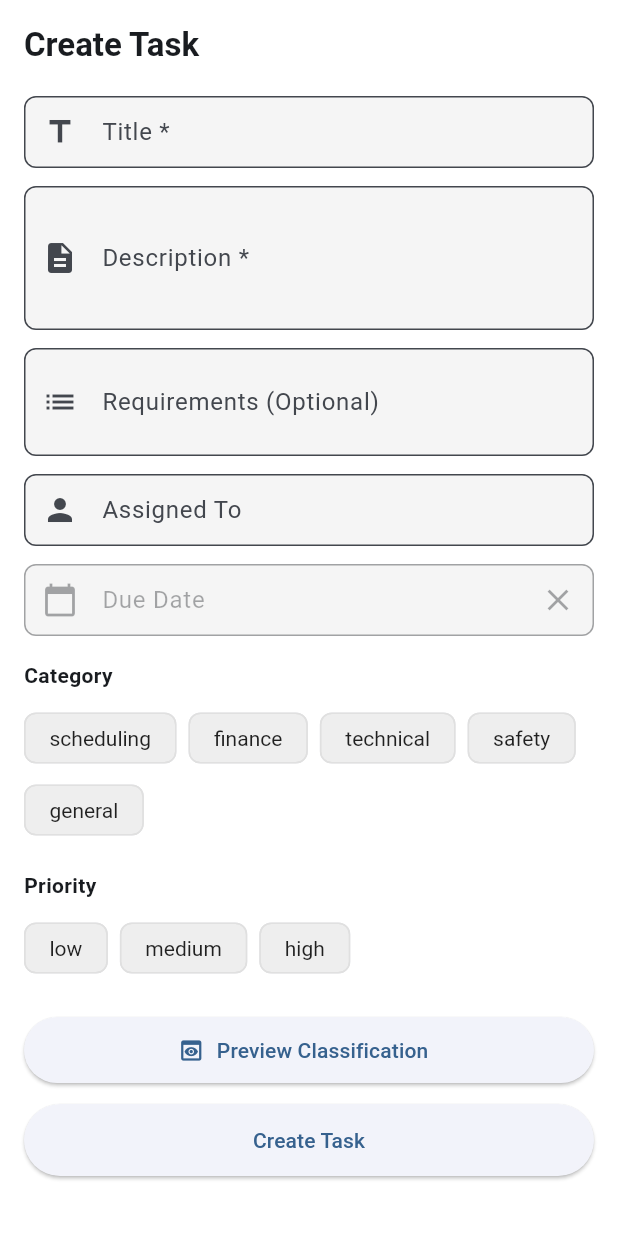
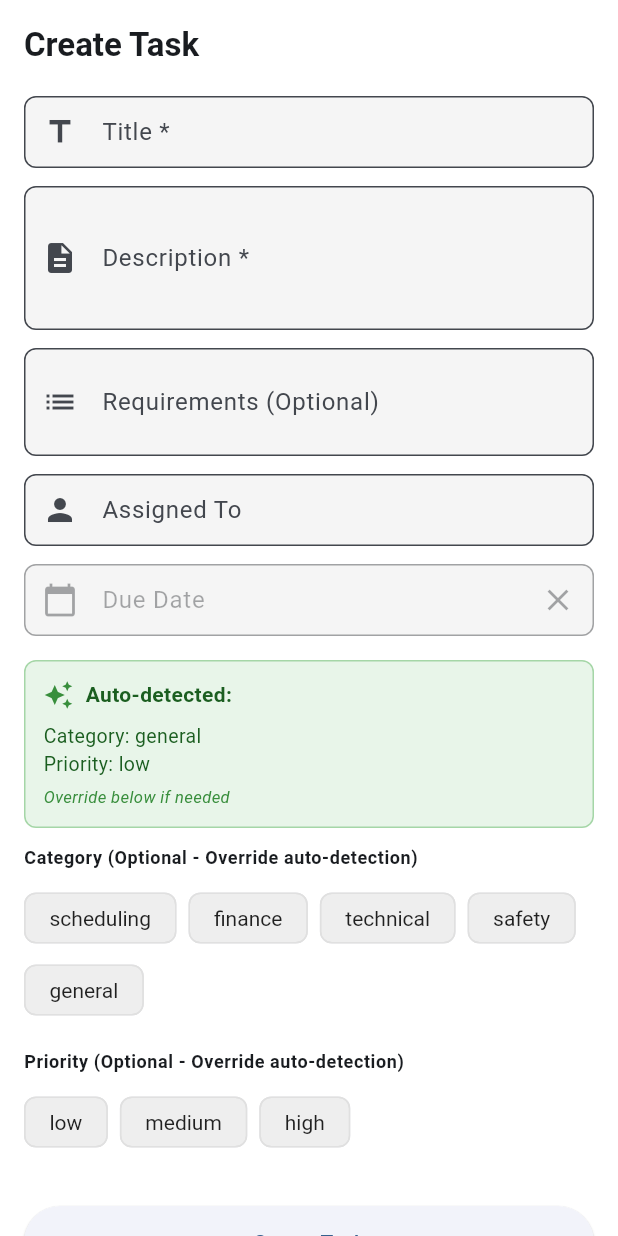
Before and after one commit to pranaytiwariii/task-management-application, a Flutter app: the TaskFormBottomSheet widget shown alone on an empty page, opened directly, on a phone screen of 412 x 824 dp. Run offline on Flutter 3.47's test engine with Material 3 defaults, Android fonts, the phone set to English and light mode, and no system bars; our stand-ins replace connectivity_plus, dio, flutter_riverpod, logger, shimmer; network calls fail.

Commit message:
feat: enhance task classification with auto-detection and update UI components

```diff
--- a/frontend/lib/models/task.dart
+++ b/frontend/lib/models/task.dart
@@ -7,8 +7,8 @@ class Task {
   final String? id;
   final String title;
   final String? description;
-  final String category;
-  final String priority;
+  final String? category;
+  final String? priority;
   final String? assigned_to;
   final String status;
   final String? due_date;
@@ -24,8 +24,8 @@ class Task {
     this.id,
     required this.title,
     this.description,
-    this.category = 'general',
-    this.priority = 'medium',
+    this.category,
+    this.priority,
     this.assigned_to,
     this.status = 'pending',
     this.due_date,
--- a/frontend/lib/providers/api_provider.dart
+++ b/frontend/lib/providers/api_provider.dart
@@ -5,9 +5,9 @@ import '../services/api_service.dart';
 final apiServiceProvider = Provider<ApiService>((ref) {
   const baseUrl = String.fromEnvironment(
     'API_BASE_URL',
-    defaultValue: 'http://10.0.2.2:5000',
+    defaultValue: 'https://task-management-backend-p3oj.onrender.com',
   );
-  const env = String.fromEnvironment('ENV', defaultValue: 'dev');
+  const env = String.fromEnvironment('ENV', defaultValue: 'production');
 
   return ApiService(baseUrl: baseUrl, env: env);
 });
--- a/frontend/lib/repositories/task_repository.dart
+++ b/frontend/lib/repositories/task_repository.dart
@@ -67,9 +67,23 @@ class TaskRepository {
   /// Create a new task
   Future<Task> createTask(Task task) async {
     try {
+      // Prepare task data - remove null category and priority
+      // This allows the backend to auto-detect them
+      final taskData = task.toJson();
+
+      // Remove category if null to let backend auto-detect
+      if (taskData['category'] == null) {
+        taskData.remove('category');
+      }
+
+      // Remove priority if null to let backend auto-detect
+      if (taskData['priority'] == null) {
+        taskData.remove('priority');
+      }
+
       final response = await apiService.dio.post(
         AppConstants.tasksEndpoint,
-        data: task.toJson(),
+        data: taskData,
       );
 
       if (response.statusCode == 201) {
@@ -127,7 +141,7 @@ class TaskRepository {
       // Add task rows
       for (final task in tasks) {
         csv.writeln(
-          '"${task.id}","${_escapeCsv(task.title)}","${_escapeCsv(task.description ?? '')}","${task.category}","${task.priority}","${task.status}","${task.assigned_to ?? ''}","${task.due_date ?? ''}","${task.createdAt ?? ''}"',
+          '"${task.id}","${_escapeCsv(task.title)}","${_escapeCsv(task.description ?? '')}","${task.category ?? 'general'}","${task.priority ?? 'low'}","${task.status}","${task.assigned_to ?? ''}","${task.due_date ?? ''}","${task.createdAt ?? ''}"',
         );
       }
 
--- a/frontend/lib/screens/task_form_bottom_sheet.dart
+++ b/frontend/lib/screens/task_form_bottom_sheet.dart
@@ -4,6 +4,7 @@ import '../models/task.dart';
 import '../providers/task_provider.dart';
 import '../providers/repository_provider.dart';
 import '../utils/validators.dart';
+import '../utils/classification_helper.dart';
 
 class TaskFormBottomSheet extends ConsumerStatefulWidget {
   const TaskFormBottomSheet({Key? key}) : super(key: key);
@@ -42,6 +43,10 @@ class _TaskFormBottomSheetState extends ConsumerState<TaskFormBottomSheet> {
     );
     _selectedCategory = formTask?.category;
     _selectedPriority = formTask?.priority;
+
+    // Add listeners to refresh auto-detection preview
+    _titleController.addListener(() => setState(() {}));
+    _descriptionController.addListener(() => setState(() {}));
   }
 
   @override
@@ -69,6 +74,20 @@ class _TaskFormBottomSheetState extends ConsumerState<TaskFormBottomSheet> {
         _dueDateController.text = picked.toIso8601String().split('T').first;
       });
     }
+  }
+
+  String _getAutoDetectedCategory() {
+    return ClassificationHelper.classifyCategory(
+      _titleController.text,
+      _descriptionController.text,
+    );
+  }
+
+  String _getAutoDetectedPriority() {
+    return ClassificationHelper.classifyPriority(
+      _titleController.text,
+      _descriptionController.text,
+    );
   }
 
   void _showClassificationPreview() {
@@ -124,8 +143,9 @@ class _TaskFormBottomSheetState extends ConsumerState<TaskFormBottomSheet> {
         id: ref.read(formTaskProvider)?.id,
         title: _titleController.text,
         description: _descriptionController.text,
-        category: _selectedCategory ?? 'general',
-        priority: _selectedPriority ?? 'medium',
+        // Send null if not manually selected - backend will auto-detect
+        category: _selectedCategory,
+        priority: _selectedPriority,
         assigned_to: _assignedToController.text.isEmpty
             ? null
             : _assignedToController.text,
@@ -272,12 +292,62 @@ class _TaskFormBottomSheetState extends ConsumerState<TaskFormBottomSheet> {
             ),
           ),
           const SizedBox(height: 16),
-          // Category selector
+          // Auto-detection preview
+          Container(
+            padding: const EdgeInsets.all(12),
+            decoration: BoxDecoration(
+              color: Colors.green.shade50,
+              borderRadius: BorderRadius.circular(8),
+              border: Border.all(color: Colors.green.shade200),
+            ),
+            child: Column(
+              crossAxisAlignment: CrossAxisAlignment.start,
+              children: [
+                Row(
+                  children: [
+                    Icon(
+                      Icons.auto_awesome,
+                      color: Colors.green.shade700,
+                      size: 20,
+                    ),
+                    const SizedBox(width: 8),
+                    Text(
+                      'Auto-detected:',
+                      style: TextStyle(
+                        fontWeight: FontWeight.bold,
+                        color: Colors.green.shade900,
+                      ),
+                    ),
+                  ],
+                ),
+                const SizedBox(height: 8),
+                Text(
+                  'Category: ${_selectedCategory ?? _getAutoDetectedCategory()}',
+                  style: TextStyle(fontSize: 13, color: Colors.green.shade900),
+                ),
+                Text(
+                  'Priority: ${_selectedPriority ?? _getAutoDetectedPriority()}',
+                  style: TextStyle(fontSize: 13, color: Colors.green.shade900),
+                ),
+                const SizedBox(height: 4),
+                Text(
+                  'Override below if needed',
+                  style: TextStyle(
+                    fontSize: 11,
+                    color: Colors.green.shade700,
+                    fontStyle: FontStyle.italic,
+                  ),
+                ),
+              ],
+            ),
+          ),
+          const SizedBox(height: 12),
+          // Category selector (optional override)
           Text(
-            'Category',
+            'Category (Optional - Override auto-detection)',
             style: Theme.of(
               context,
-            ).textTheme.bodyMedium?.copyWith(fontWeight: FontWeight.bold),
+            ).textTheme.bodySmall?.copyWith(fontWeight: FontWeight.bold),
           ),
           const SizedBox(height: 8),
           Wrap(
@@ -298,12 +368,12 @@ class _TaskFormBottomSheetState extends ConsumerState<TaskFormBottomSheet> {
                     .toList(),
           ),
           const SizedBox(height: 16),
-          // Priority selector
+          // Priority selector (optional override)
           Text(
-            'Priority',
+            'Priority (Optional - Override auto-detection)',
             style: Theme.of(
               context,
-            ).textTheme.bodyMedium?.copyWith(fontWeight: FontWeight.bold),
+            ).textTheme.bodySmall?.copyWith(fontWeight: FontWeight.bold),
           ),
           const SizedBox(height: 8),
           Wrap(
@@ -323,15 +393,6 @@ class _TaskFormBottomSheetState extends ConsumerState<TaskFormBottomSheet> {
                 .toList(),
           ),
           const SizedBox(height: 20),
-          // Show classification button
-          ElevatedButton.icon(
-            onPressed: _showClassificationPreview,
-            icon: const Icon(Icons.preview),
-            label: const Text('Preview Classification'),
-            style: ElevatedButton.styleFrom(
-              minimumSize: const Size(double.infinity, 44),
-            ),
-          ),
           const SizedBox(height: 12),
           // Submit button
           ElevatedButton(
--- /dev/null
+++ b/frontend/lib/utils/classification_helper.dart
@@ -0,0 +1,107 @@
+/// Helper class to preview category and priority classification on the frontend
+/// This mimics the backend classification logic to show users what will be detected
+class ClassificationHelper {
+  static const Map<String, List<String>> _categoryKeywords = {
+    'scheduling': [
+      'meeting',
+      'meet',
+      'schedule',
+      'call',
+      'appointment',
+      'deadline',
+      'conference',
+      'standup',
+      'sync',
+      'calendar',
+      'book',
+    ],
+    'finance': [
+      'payment',
+      'invoice',
+      'bill',
+      'budget',
+      'cost',
+      'expense',
+      'financial',
+      'accounting',
+      'finalize',
+      'finance',
+      'money',
+      'pay',
+    ],
+    'technical': [
+      'bug',
+      'fix',
+      'error',
+      'install',
+      'repair',
+      'maintain',
+      'deploy',
+      'code',
+      'system',
+    ],
+    'safety': [
+      'safety',
+      'hazard',
+      'inspection',
+      'compliance',
+      'ppe',
+      'accident',
+      'incident',
+    ],
+  };
+
+  static const Map<String, List<String>> _priorityKeywords = {
+    'high': ['urgent', 'asap', 'immediately', 'today', 'critical', 'emergency'],
+    'medium': ['soon', 'this week', 'important', 'next week'],
+  };
+
+  /// Classify category based on keywords in title and description
+  static String classifyCategory(String title, String? description) {
+    final text = '${title} ${description ?? ''}'.toLowerCase();
+
+    for (final entry in _categoryKeywords.entries) {
+      final category = entry.key;
+      final keywords = entry.value;
+
+      if (keywords.any((keyword) => text.contains(keyword))) {
+        return category;
+      }
+    }
+
+    return 'general';
+  }
+
+  /// Classify priority based on keywords in title and description
+  static String classifyPriority(String title, String? description) {
+    final text = '${title} ${description ?? ''}'.toLowerCase();
+
+    for (final entry in _priorityKeywords.entries) {
+      final priority = entry.key;
+      final keywords = entry.value;
+
+      if (keywords.any((keyword) => text.contains(keyword))) {
+        return priority;
+      }
+    }
+
+    return 'low';
+  }
+
+  /// Get suggested actions based on category
+  static List<String> getSuggestedActions(String category) {
+    const actionMap = {
+      'scheduling': ['Block calendar', 'Send invite', 'Prepare agenda'],
+      'finance': ['Check budget', 'Generate invoice', 'Process payment'],
+      'technical': ['Diagnose issue', 'Assign technician', 'Create ticket'],
+      'safety': [
+        'Conduct inspection',
+        'Notify supervisor',
+        'Document incident',
+      ],
+      'general': ['Review task', 'Plan approach', 'Assign resource'],
+    };
+
+    return actionMap[category] ?? actionMap['general']!;
+  }
+}
--- a/frontend/lib/widgets/task_list_item.dart
+++ b/frontend/lib/widgets/task_list_item.dart
@@ -69,25 +69,29 @@ class TaskListItem extends StatelessWidget {
                 spacing: 6,
                 children: [
                   Chip(
-                    label: Text(task.category.capitalize()),
+                    label: Text((task.category ?? 'general').capitalize()),
                     backgroundColor: AppTheme.getCategoryColor(
-                      task.category,
+                      task.category ?? 'general',
                     ).withOpacity(0.2),
                     labelStyle: Theme.of(context).textTheme.labelSmall
                         ?.copyWith(
-                          color: AppTheme.getCategoryColor(task.category),
+                          color: AppTheme.getCategoryColor(
+                            task.category ?? 'general',
+                          ),
                         ),
                     side: BorderSide.none,
                     padding: EdgeInsets.zero,
                   ),
                   Chip(
-                    label: Text(task.priority.capitalize()),
+                    label: Text((task.priority ?? 'low').capitalize()),
                     backgroundColor: AppTheme.getPriorityColor(
-                      task.priority,
+                      task.priority ?? 'low',
                     ).withOpacity(0.2),
                     labelStyle: Theme.of(context).textTheme.labelSmall
                         ?.copyWith(
-                          color: AppTheme.getPriorityColor(task.priority),
+                          color: AppTheme.getPriorityColor(
+                            task.priority ?? 'low',
+                          ),
                         ),
                     side: BorderSide.none,
                     padding: EdgeInsets.zero,
```
Also changed, not shown: frontend/lib/models/task.g.dart, 1 other file.
